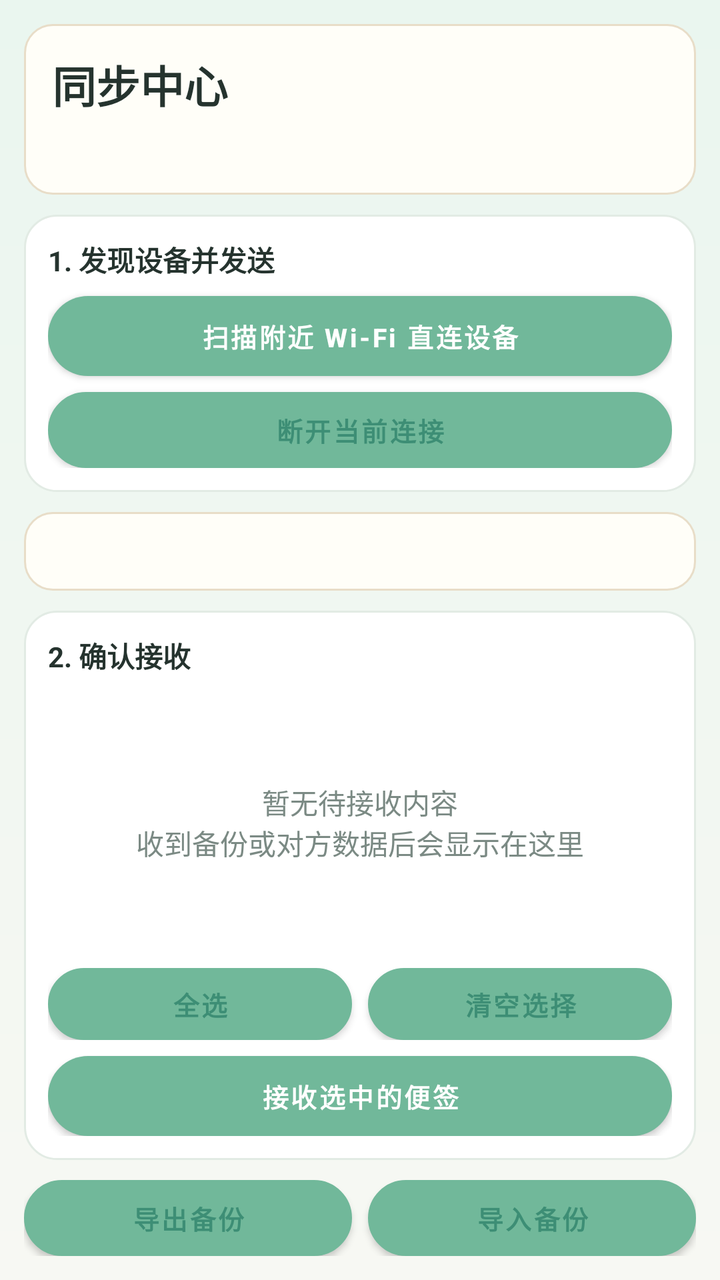
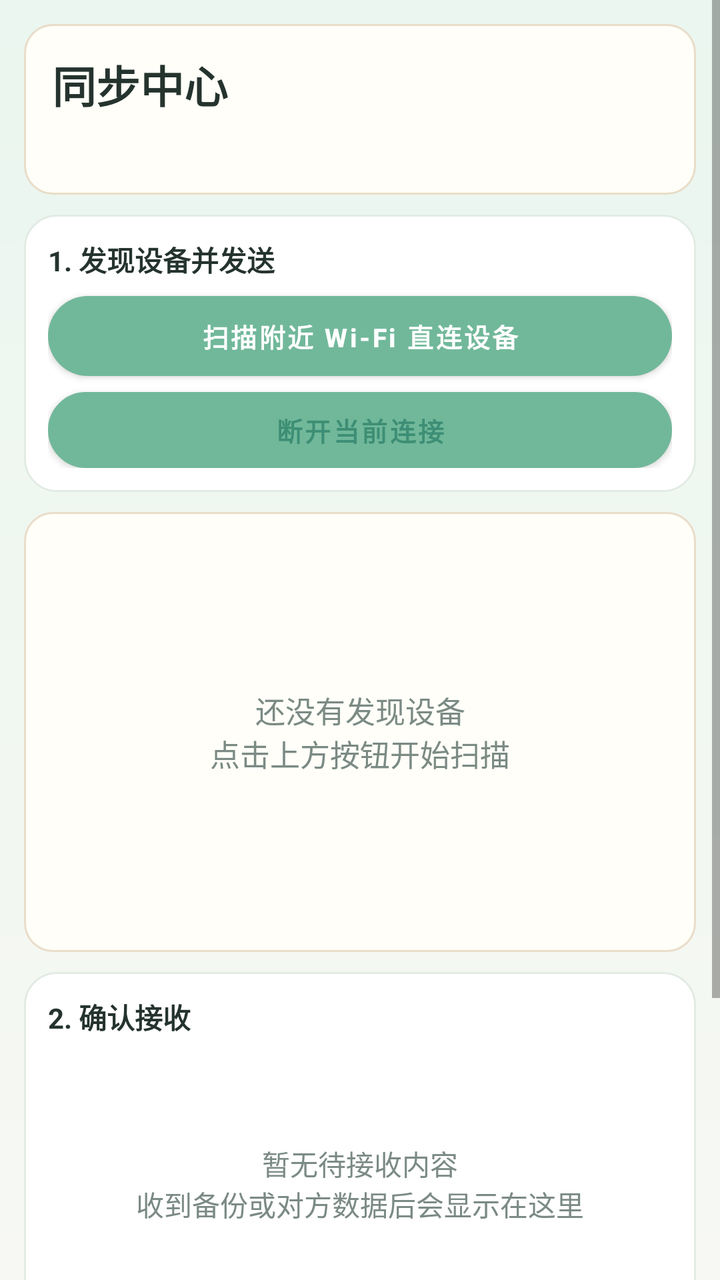

Screens rendered from an Android XML layout before and after an edit, with the pre-edit source and the edit as a unified diff.
<!-- AndroidManifest.xml: application theme Theme.RainNote -->
<!-- res/layout/fragment_reflow.xml -->
<?xml version="1.0" encoding="utf-8"?>
<LinearLayout xmlns:android="http://schemas.android.com/apk/res/android"
    xmlns:tools="http://schemas.android.com/tools"
    android:layout_width="match_parent"
    android:layout_height="match_parent"
    android:background="@drawable/bg_rainnote_root"
    android:orientation="vertical"
    android:padding="12dp"
    tools:context=".ui.reflow.ReflowFragment">

    <LinearLayout
        android:layout_width="match_parent"
        android:layout_height="wrap_content"
        android:background="@drawable/bg_paper"
        android:orientation="vertical"
        android:padding="14dp">

        <TextView
            android:layout_width="match_parent"
            android:layout_height="wrap_content"
            android:text="同步中心"
            android:textColor="@color/rn_text"
            android:textSize="22sp"
            android:textStyle="bold" />

        <TextView
            android:id="@+id/text_reflow"
            android:layout_width="match_parent"
            android:layout_height="wrap_content"
            android:layout_marginTop="6dp"
            android:maxLines="6"
            android:textColor="@color/rn_text_muted"
            android:textSize="14sp" />
    </LinearLayout>

    <LinearLayout
        android:layout_width="match_parent"
        android:layout_height="wrap_content"
        android:layout_marginTop="10dp"
        android:background="@drawable/bg_card"
        android:orientation="vertical"
        android:padding="12dp">

        <TextView
            android:layout_width="match_parent"
            android:layout_height="wrap_content"
            android:text="1. 发现设备并发送"
            android:textColor="@color/rn_text"
            android:textStyle="bold" />

        <Button
            android:id="@+id/button_discover_wifi"
            style="@style/RainNoteButtonPrimary"
            android:layout_width="match_parent"
            android:layout_height="40dp"
            android:layout_marginTop="8dp"
            android:text="扫描附近 Wi‑Fi 直连设备" />

        <Button
            android:id="@+id/button_disconnect_wifi"
            style="@style/RainNoteButtonSoft"
            android:layout_width="match_parent"
            android:layout_height="38dp"
            android:layout_marginTop="8dp"
            android:text="断开当前连接" />
    </LinearLayout>

    <FrameLayout
        android:layout_width="match_parent"
        android:layout_height="0dp"
        android:layout_marginTop="10dp"
        android:layout_weight="1"
        android:background="@drawable/bg_paper"
        android:padding="10dp">

        <androidx.recyclerview.widget.RecyclerView
            android:id="@+id/recyclerview_wifi_peers"
            android:layout_width="match_parent"
            android:layout_height="match_parent" />

        <TextView
            android:id="@+id/text_peer_empty"
            android:layout_width="match_parent"
            android:layout_height="match_parent"
            android:gravity="center"
            android:padding="16dp"
            android:text="还没有发现设备\n点击上方按钮开始扫描"
            android:textColor="@color/rn_text_muted"
            android:textSize="15sp" />
    </FrameLayout>

    <LinearLayout
        android:layout_width="match_parent"
        android:layout_height="wrap_content"
        android:layout_marginTop="10dp"
        android:background="@drawable/bg_card"
        android:orientation="vertical"
        android:padding="12dp">

        <TextView
            android:id="@+id/text_pending_title"
            android:layout_width="match_parent"
            android:layout_height="wrap_content"
            android:text="2. 确认接收"
            android:textColor="@color/rn_text"
            android:textStyle="bold" />

        <FrameLayout
            android:layout_width="match_parent"
            android:layout_height="130dp"
            android:layout_marginTop="8dp">

            <androidx.recyclerview.widget.RecyclerView
                android:id="@+id/recyclerview_pending_notes"
                android:layout_width="match_parent"
                android:layout_height="match_parent" />

            <TextView
                android:id="@+id/text_pending_empty"
                android:layout_width="match_parent"
                android:layout_height="match_parent"
                android:gravity="center"
                android:text="暂无待接收内容\n收到备份或对方数据后会显示在这里"
                android:textColor="@color/rn_text_muted" />
        </FrameLayout>

        <LinearLayout
            android:layout_width="match_parent"
            android:layout_height="wrap_content"
            android:layout_marginTop="8dp"
            android:orientation="horizontal">

            <Button
                android:id="@+id/button_select_all_pending"
                style="@style/RainNoteButtonSoft"
                android:layout_width="0dp"
                android:layout_height="36dp"
                android:layout_weight="1"
                android:text="全选" />

            <Button
                android:id="@+id/button_clear_pending"
                style="@style/RainNoteButtonSoft"
                android:layout_width="0dp"
                android:layout_height="36dp"
                android:layout_marginStart="8dp"
                android:layout_weight="1"
                android:text="清空选择" />
        </LinearLayout>

        <Button
            android:id="@+id/button_accept_pending"
            style="@style/RainNoteButtonPrimary"
            android:layout_width="match_parent"
            android:layout_height="40dp"
            android:layout_marginTop="8dp"
            android:text="接收选中的便签" />
    </LinearLayout>

    <LinearLayout
        android:layout_width="match_parent"
        android:layout_height="wrap_content"
        android:layout_marginTop="10dp"
        android:orientation="horizontal">

        <Button
            android:id="@+id/button_export_backup"
            style="@style/RainNoteButtonSoft"
            android:layout_width="0dp"
            android:layout_height="38dp"
            android:layout_weight="1"
            android:text="导出备份" />

        <Button
            android:id="@+id/button_import_backup"
            style="@style/RainNoteButtonSoft"
            android:layout_width="0dp"
            android:layout_height="38dp"
            android:layout_marginStart="8dp"
            android:layout_weight="1"
            android:text="导入备份" />
    </LinearLayout>
</LinearLayout>
<!-- resources referenced by this layout -->
<resources>
  <color name="rn_text">#FF25332E</color>
  <color name="rn_text_muted">#FF7B8A84</color>
  <!-- drawable bg_card (drawable) -->
  <?xml version="1.0" encoding="utf-8"?>
  <shape xmlns:android="http://schemas.android.com/apk/res/android">
      <solid android:color="@color/rn_surface" />
      <corners android:radius="16dp" />
      <stroke
          android:width="1dp"
          android:color="@color/rn_line" />
  </shape>
  <!-- drawable bg_paper (drawable) -->
  <?xml version="1.0" encoding="utf-8"?>
  <shape xmlns:android="http://schemas.android.com/apk/res/android">
      <solid android:color="#FFFFFEF8" />
      <corners android:radius="14dp" />
      <stroke
          android:width="1dp"
          android:color="#FFE8DDC8" />
  </shape>
  <!-- drawable bg_rainnote_root (drawable) -->
  <?xml version="1.0" encoding="utf-8"?>
  <shape xmlns:android="http://schemas.android.com/apk/res/android">
      <gradient
          android:angle="270"
          android:endColor="#FFF7F8F3"
          android:startColor="#FFEAF6EF" />
  </shape>
  <style name="RainNoteButtonPrimary" parent="RainNoteButtonBase">
          <item name="android:background">@drawable/bg_button_primary</item>
          <item name="android:textColor">@color/white</item>
      </style>
  <style name="RainNoteButtonSoft" parent="RainNoteButtonBase">
          <item name="android:background">@drawable/bg_button_soft</item>
          <item name="android:textColor">@color/rn_primary_dark</item>
      </style>
  <style name="Theme.RainNote" parent="Theme.MaterialComponents.DayNight.DarkActionBar">
          
          <item name="colorPrimary">@color/rn_primary</item>
          <item name="colorPrimaryVariant">@color/rn_primary_dark</item>
          <item name="colorOnPrimary">@color/white</item>
          
          <item name="colorSecondary">@color/rn_primary</item>
          <item name="colorSecondaryVariant">@color/rn_primary_dark</item>
          <item name="colorOnSecondary">@color/white</item>
          
          <item name="android:statusBarColor">@color/rn_bg</item>
          <item name="android:navigationBarColor">@color/rn_bg</item>
          <item name="android:windowLightStatusBar" tools:targetApi="m">true</item>
          
      </style>
  <color name="rn_surface">#FFFFFFFF</color>
  <color name="rn_line">#FFE2EBE4</color>
  <style name="RainNoteButtonBase">
          <item name="android:backgroundTint">@null</item>
          <item name="android:includeFontPadding">true</item>
          <item name="android:minWidth">0dp</item>
          <item name="android:minHeight">0dp</item>
          <item name="android:gravity">center</item>
          <item name="android:textAllCaps">false</item>
          <item name="android:textStyle">bold</item>
          <item name="android:textSize">13sp</item>
          <item name="android:paddingTop">0dp</item>
          <item name="android:paddingBottom">0dp</item>
      </style>
  <!-- drawable bg_button_primary (drawable) -->
  <?xml version="1.0" encoding="utf-8"?>
  <shape xmlns:android="http://schemas.android.com/apk/res/android">
      <solid android:color="@color/rn_primary" />
      <corners android:radius="999dp" />
  </shape>
  <color name="white">#FFFFFFFF</color>
  <!-- drawable bg_button_soft (drawable) -->
  <?xml version="1.0" encoding="utf-8"?>
  <shape xmlns:android="http://schemas.android.com/apk/res/android">
      <solid android:color="@color/rn_surface_soft" />
      <corners android:radius="999dp" />
      <stroke
          android:width="1dp"
          android:color="@color/rn_line" />
  </shape>
  <color name="rn_primary_dark">#FF3D8E75</color>
  <color name="rn_primary">#FF71B89A</color>
  <color name="rn_bg">#FFF7F8F3</color>
  <color name="rn_surface_soft">#FFF0F7EF</color>
</resources>

<!-- the commit's change to res/layout/fragment_reflow.xml (unified diff, before → after) -->
@@ -1,19 +1,24 @@
 <?xml version="1.0" encoding="utf-8"?>
-<LinearLayout xmlns:android="http://schemas.android.com/apk/res/android"
+<ScrollView xmlns:android="http://schemas.android.com/apk/res/android"
     xmlns:tools="http://schemas.android.com/tools"
     android:layout_width="match_parent"
     android:layout_height="match_parent"
+    android:fillViewport="true"
     android:background="@drawable/bg_rainnote_root"
-    android:orientation="vertical"
-    android:padding="12dp"
     tools:context=".ui.reflow.ReflowFragment">
 
     <LinearLayout
         android:layout_width="match_parent"
         android:layout_height="wrap_content"
-        android:background="@drawable/bg_paper"
         android:orientation="vertical"
-        android:padding="14dp">
+        android:padding="12dp">
+
+        <LinearLayout
+            android:layout_width="match_parent"
+            android:layout_height="wrap_content"
+            android:background="@drawable/bg_paper"
+            android:orientation="vertical"
+            android:padding="14dp">
 
         <TextView
             android:layout_width="match_parent"
@@ -67,16 +72,16 @@
 
     <FrameLayout
         android:layout_width="match_parent"
-        android:layout_height="0dp"
+        android:layout_height="220dp"
         android:layout_marginTop="10dp"
-        android:layout_weight="1"
         android:background="@drawable/bg_paper"
         android:padding="10dp">
 
         <androidx.recyclerview.widget.RecyclerView
             android:id="@+id/recyclerview_wifi_peers"
             android:layout_width="match_parent"
-            android:layout_height="match_parent" />
+            android:layout_height="match_parent"
+            android:nestedScrollingEnabled="false" />
 
         <TextView
             android:id="@+id/text_peer_empty"
@@ -113,7 +118,8 @@
             <androidx.recyclerview.widget.RecyclerView
                 android:id="@+id/recyclerview_pending_notes"
                 android:layout_width="match_parent"
-                android:layout_height="match_parent" />
+                android:layout_height="match_parent"
+                android:nestedScrollingEnabled="false" />
 
             <TextView
                 android:id="@+id/text_pending_empty"
@@ -181,3 +187,4 @@
             android:text="导入备份" />
     </LinearLayout>
 </LinearLayout>
+</ScrollView>
